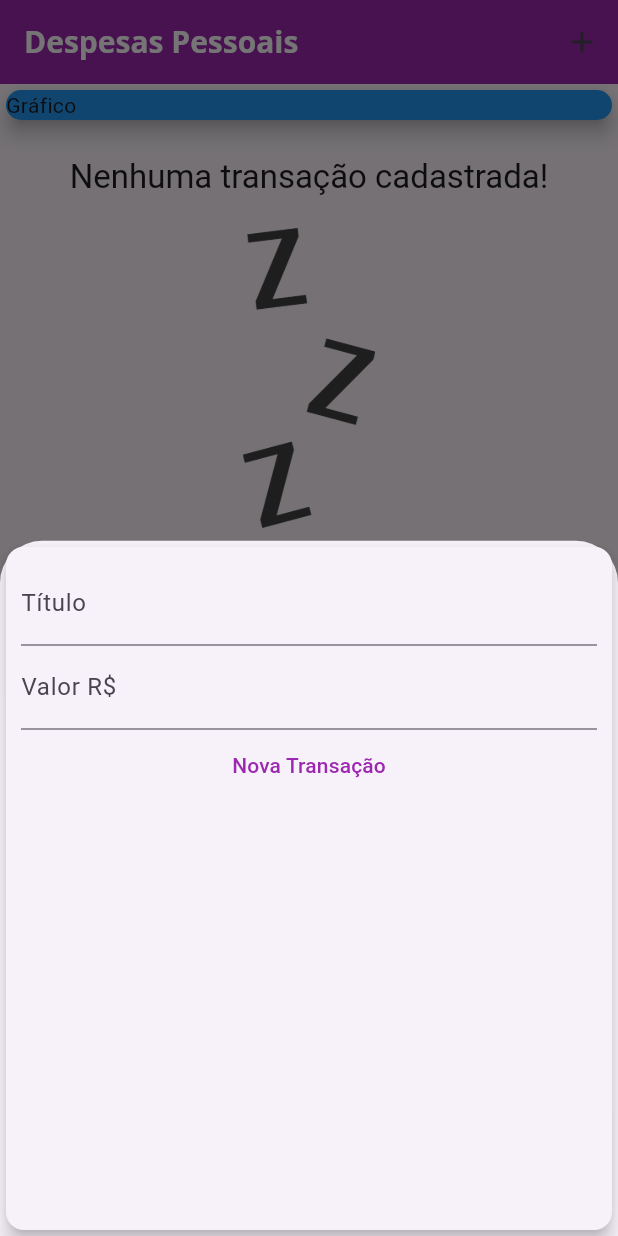
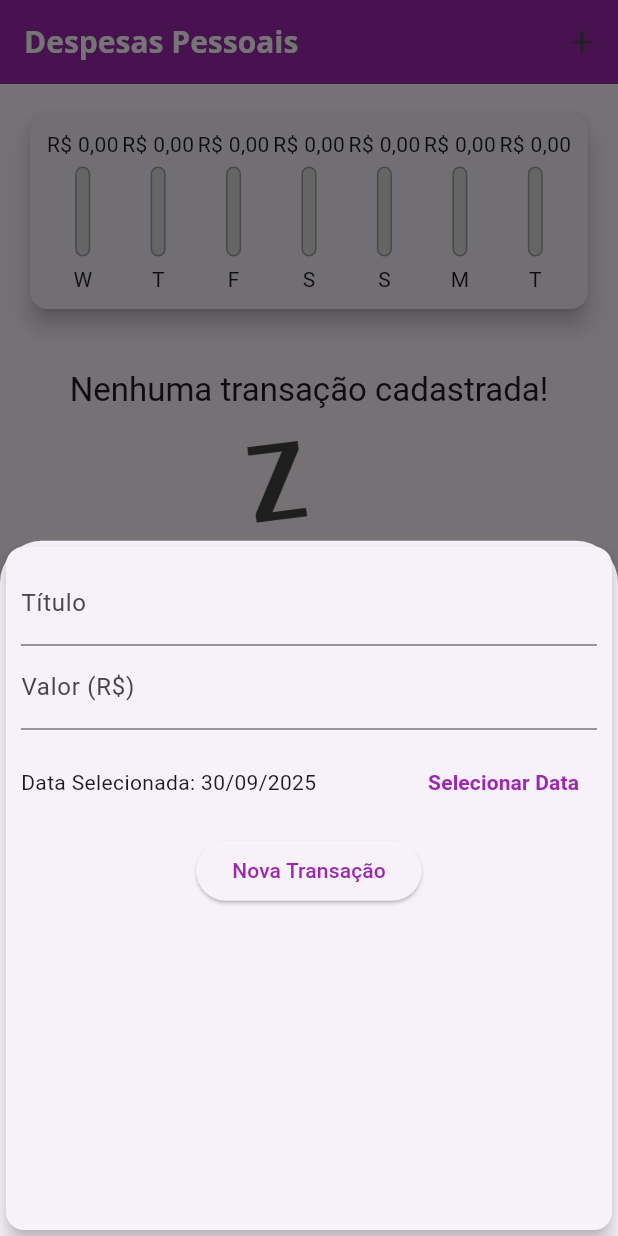
Before and after one commit to gPagio/curso-udemy-aprenda-flutter-e-desenvolva-apps-para-android-e-ios, a Flutter app: the screen it shows after launch, after a tap on the "add" icon, on a phone screen of 412 x 824 dp. Run offline on Flutter 3.47's test engine with Material 3 defaults, Android fonts, the phone set to English and light mode, and no system bars.

Commit message:
feat: secao 4 30/09/2025 17:27

```diff
--- /dev/null
+++ b/expenses/lib/components/chart.dart
@@ -0,0 +1,59 @@
+import 'package:expenses/components/chart_bar.dart';
+import 'package:expenses/models/transaction.dart';
+import 'package:flutter/material.dart';
+import 'package:intl/intl.dart';
+
+class Chart extends StatelessWidget {
+  final List<Transaction> recentTransactions;
+
+  const Chart(this.recentTransactions, {super.key});
+
+  List<Map<String, Object>> get groupedTransactions {
+    return List.generate(7, (index) {
+      final weekDay = DateTime.now().subtract(Duration(days: index));
+
+      double totalSum = 0.0;
+      for (var i = 0; i < recentTransactions.length; i++) {
+        bool sameDay = recentTransactions[i].date.day == weekDay.day;
+        bool sameMonth = recentTransactions[i].date.month == weekDay.month;
+        bool sameYear = recentTransactions[i].date.year == weekDay.year;
+
+        if (sameDay && sameMonth && sameYear) {
+          totalSum += recentTransactions[i].value;
+        }
+      }
+
+      return {'day': DateFormat.E().format(weekDay)[0], 'value': totalSum};
+    }).reversed.toList();
+  }
+
+  double get _weekTotalValue {
+    return groupedTransactions.fold(0, (sum, tr) {
+      return sum + (tr['value'] as double);
+    });
+  }
+
+  @override
+  Widget build(BuildContext context) {
+    return Card(
+      elevation: 6,
+      margin: EdgeInsets.all(20),
+      child: Padding(
+        padding: const EdgeInsets.all(10),
+        child: Row(
+          mainAxisAlignment: MainAxisAlignment.spaceAround,
+          children: groupedTransactions.map((tr) {
+            return Flexible(
+              fit: FlexFit.tight,
+              child: ChartBar(
+                label: tr['day'].toString(),
+                value: double.tryParse(tr['value'].toString()) ?? 0.0,
+                percentage: _weekTotalValue == 0 ? 0 : (double.tryParse(tr['value'].toString()) ?? 0.0) / _weekTotalValue,
+              ),
+            );
+          }).toList(),
+        ),
+      ),
+    );
+  }
+}
--- /dev/null
+++ b/expenses/lib/components/chart_bar.dart
@@ -0,0 +1,60 @@
+import 'package:flutter/material.dart';
+import 'package:intl/intl.dart';
+
+class ChartBar extends StatelessWidget {
+  final String label;
+  final double value;
+  final double percentage;
+
+  static final brlFormatter = NumberFormat.currency(
+    locale: 'pt_BR',
+    symbol: 'R\$',
+  );
+
+  const ChartBar({
+    required this.label,
+    required this.value,
+    required this.percentage,
+    super.key,
+  });
+
+  @override
+  Widget build(BuildContext context) {
+    return Column(
+      children: [
+        SizedBox(
+          height: 20,
+          child: FittedBox(child: Text(brlFormatter.format(value))),
+        ),
+        SizedBox(height: 5),
+        SizedBox(
+          height: 60,
+          width: 10,
+          child: Stack(
+            alignment: Alignment.bottomCenter,
+            children: [
+              Container(
+                decoration: BoxDecoration(
+                  border: Border.all(color: Colors.grey, width: 1.0),
+                  color: Color.fromRGBO(220, 220, 220, 1),
+                  borderRadius: BorderRadius.circular(5),
+                ),
+              ),
+              FractionallySizedBox(
+                heightFactor: percentage,
+                child: Container(
+                  decoration: BoxDecoration(
+                    color: Theme.of(context).colorScheme.primary,
+                    borderRadius: BorderRadius.circular(5),
+                  ),
+                ),
+              ),
+            ],
+          ),
+        ),
+        SizedBox(height: 5),
+        Text(label),
+      ],
+    );
+  }
+}
--- a/expenses/lib/components/transaction_form.dart
+++ b/expenses/lib/components/transaction_form.dart
@@ -1,7 +1,8 @@
 import 'package:flutter/material.dart';
+import 'package:intl/intl.dart';
 
 class TransactionForm extends StatefulWidget {
-  final void Function(String, double) onSubmit;
+  final void Function(String, double, DateTime) onSubmit;
 
   const TransactionForm({required this.onSubmit, super.key});
 
@@ -10,17 +11,37 @@ class TransactionForm extends StatefulWidget {
 }
 
 class _TransactionFormState extends State<TransactionForm> {
-  final titleController = TextEditingController();
+  final _titleController = TextEditingController();
+  final _valueController = TextEditingController();
 
-  final valueController = TextEditingController();
+  DateTime _selectedDate = DateTime.now();
 
   _submitForm() {
-    final title = titleController.text.trim();
-    final value = double.tryParse(valueController.text) ?? 0.0;
+    final title = _titleController.text;
+    final value = double.tryParse(_valueController.text) ?? 0;
 
-    if (title.isEmpty && value <= 0) return;
+    if (title.isEmpty || value <= 0) {
+      return;
+    }
 
-    widget.onSubmit(title, value);
+    widget.onSubmit(title, value, _selectedDate);
+  }
+
+  _showDatePicker() {
+    showDatePicker(
+      context: context,
+      initialDate: DateTime.now(),
+      firstDate: DateTime(2019),
+      lastDate: DateTime.now(),
+    ).then((pickedDate) {
+      if (pickedDate == null) {
+        return;
+      }
+
+      setState(() {
+        _selectedDate = pickedDate;
+      });
+    });
   }
 
   @override
@@ -28,34 +49,54 @@ class _TransactionFormState extends State<TransactionForm> {
     return Card(
       elevation: 5,
       child: Padding(
-        padding: EdgeInsets.all(10),
+        padding: const EdgeInsets.all(10),
         child: Column(
           children: [
             TextField(
-              controller: titleController,
-              /* Underline para indicar que o parametro que a função precisa
-               * receber não será usado, o que interessa é apenas o _submitForm
-               * que está sendo executado*/
+              controller: _titleController,
               onSubmitted: (_) => _submitForm(),
-              decoration: InputDecoration(labelText: 'Título'),
+              decoration: const InputDecoration(labelText: 'Título'),
             ),
             TextField(
-              controller: valueController,
-              keyboardType: TextInputType.numberWithOptions(decimal: true),
-              /* Underline para indicar que o parametro que a função precisa
-               * receber não será usado, o que interessa é apenas o _submitForm
-               * que está sendo executado*/
+              controller: _valueController,
+              keyboardType: const TextInputType.numberWithOptions(
+                decimal: true,
+              ),
               onSubmitted: (_) => _submitForm(),
-              decoration: InputDecoration(labelText: 'Valor R\$'),
+              decoration: const InputDecoration(labelText: 'Valor (R\$)'),
             ),
-            TextButton(
-              onPressed: () {
-                _submitForm();
-              },
-              child: Text(
-                'Nova Transação',
-                style: TextStyle(color: Colors.purple),
+            SizedBox(
+              height: 70,
+              child: Row(
+                children: <Widget>[
+                  Expanded(
+                    child: Text(
+                      'Data Selecionada: ${DateFormat('d/MM/y').format(_selectedDate)}',
+                    ),
+                  ),
+                  TextButton(
+                    onPressed: _showDatePicker,
+                    child: const Text(
+                      'Selecionar Data',
+                      style: TextStyle(fontWeight: FontWeight.bold),
+                    ),
+                  ),
+                ],
               ),
+            ),
+            Row(
+              mainAxisAlignment: MainAxisAlignment.center,
+              children: <Widget>[
+                ElevatedButton(
+                  onPressed: _submitForm,
+                  child: Text(
+                    'Nova Transação',
+                    style: TextStyle(
+                      color: Theme.of(context).colorScheme.primary,
+                    ),
+                  ),
+                ),
+              ],
             ),
           ],
         ),
--- a/expenses/lib/main.dart
+++ b/expenses/lib/main.dart
@@ -1,5 +1,6 @@
 import 'dart:math';
 
+import 'package:expenses/components/chart.dart';
 import 'package:expenses/components/transaction_form.dart';
 import 'package:expenses/components/transaction_list.dart';
 import 'package:flutter/material.dart';
@@ -54,12 +55,18 @@ class MyHomePage extends StatefulWidget {
 class _MyHomePageState extends State<MyHomePage> {
   final List<Transaction> _transactions = [];
 
-  _addTransaction(String title, double value) {
+  List<Transaction> get _recentTransactions {
+    return _transactions.where((tr) {
+      return tr.date.isAfter(DateTime.now().subtract(Duration(days: 7)));
+    }).toList();
+  }
+
+  _addTransaction(String title, double value, DateTime date) {
     final newTransaction = Transaction(
       id: Random().nextDouble().toString(),
       title: title,
       value: value,
-      date: DateTime.now(),
+      date: date,
     );
 
     setState(() {
@@ -94,13 +101,7 @@ class _MyHomePageState extends State<MyHomePage> {
         child: Column(
           crossAxisAlignment: CrossAxisAlignment.stretch,
           children: [
-            Container(
-              child: Card(
-                color: Colors.blue,
-                elevation: 5,
-                child: Text("Gráfico"),
-              ),
-            ),
+            Chart(_recentTransactions),
             TransactionList(_transactions),
           ],
         ),
```
Also changed, not shown: expenses/lib/components/transaction_list.dart (+18 -37 lines).
